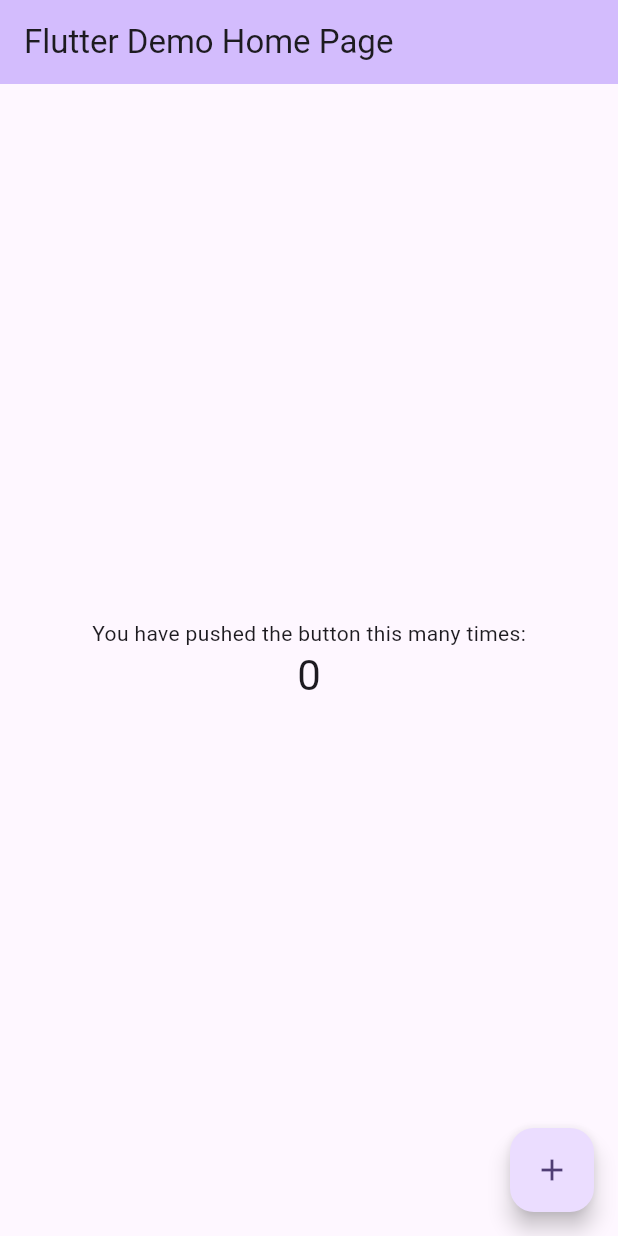
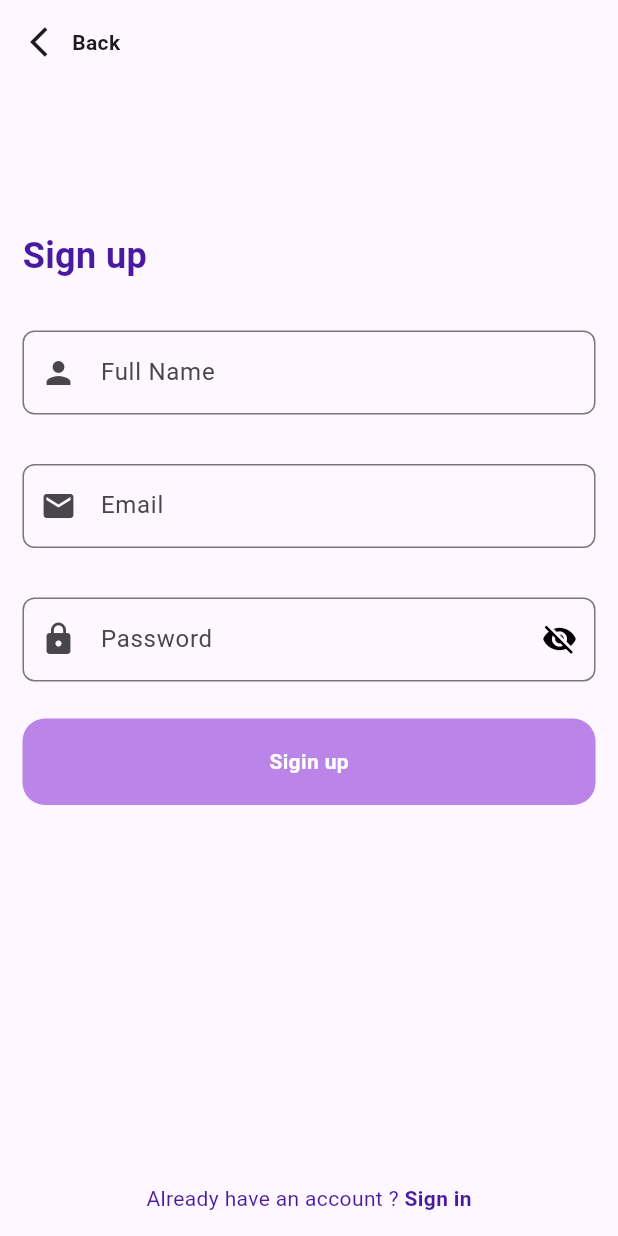
Before and after one commit to Darjidev555/movie, a Flutter app: the screen it shows after launch, on a phone screen of 412 x 824 dp. Run offline on Flutter 3.47's test engine with Material 3 defaults, Android fonts, the phone set to English and light mode, and no system bars; our stand-ins replace firebase_core, flutter_dotenv, get; accounts and stored records are empty.

Commit message:
Initial commit

```diff
--- a/lib/main.dart
+++ b/lib/main.dart
@@ -1,6 +1,9 @@
 import 'package:firebase_core/firebase_core.dart';
 import 'package:flutter/material.dart';
 import 'package:flutter_dotenv/flutter_dotenv.dart';
+import 'package:get/get.dart';
+import 'package:movie/screens/login/login_screen.dart';
+import 'package:movie/screens/signup/signup_screen.dart';
 
 void main() async {
   WidgetsFlutterBinding.ensureInitialized();
@@ -23,101 +26,14 @@ class MyApp extends StatelessWidget {
   // This widget is the root of your application.
   @override
   Widget build(BuildContext context) {
-    return MaterialApp(
+    return GetMaterialApp(
+      debugShowCheckedModeBanner: false,
       title: 'Flutter Demo',
       theme: ThemeData(
         colorScheme: ColorScheme.fromSeed(seedColor: Colors.deepPurple),
         useMaterial3: true,
       ),
-      home: const MyHomePage(title: 'Flutter Demo Home Page'),
-    );
-  }
-}
-
-class MyHomePage extends StatefulWidget {
-  const MyHomePage({super.key, required this.title});
-
-  // This widget is the home page of your application. It is stateful, meaning
-  // that it has a State object (defined below) that contains fields that affect
-  // how it looks.
-
-  // This class is the configuration for the state. It holds the values (in this
-  // case the title) provided by the parent (in this case the App widget) and
-  // used by the build method of the State. Fields in a Widget subclass are
-  // always marked "final".
-
-  final String title;
-
-  @override
-  State<MyHomePage> createState() => _MyHomePageState();
-}
-
-class _MyHomePageState extends State<MyHomePage> {
-  int _counter = 0;
-
-  void _incrementCounter() {
-    setState(() {
-      // This call to setState tells the Flutter framework that something has
-      // changed in this State, which causes it to rerun the build method below
-      // so that the display can reflect the updated values. If we changed
-      // _counter without calling setState(), then the build method would not be
-      // called again, and so nothing would appear to happen.
-      _counter++;
-    });
-  }
-
-  @override
-  Widget build(BuildContext context) {
-    // This method is rerun every time setState is called, for instance as done
-    // by the _incrementCounter method above.
-    //
-    // The Flutter framework has been optimized to make rerunning build methods
-    // fast, so that you can just rebuild anything that needs updating rather
-    // than having to individually change instances of widgets.
-    return Scaffold(
-      appBar: AppBar(
-        // TRY THIS: Try changing the color here to a specific color (to
-        // Colors.amber, perhaps?) and trigger a hot reload to see the AppBar
-        // change color while the other colors stay the same.
-        backgroundColor: Theme.of(context).colorScheme.inversePrimary,
-        // Here we take the value from the MyHomePage object that was created by
-        // the App.build method, and use it to set our appbar title.
-        title: Text(widget.title),
-      ),
-      body: Center(
-        // Center is a layout widget. It takes a single child and positions it
-        // in the middle of the parent.
-        child: Column(
-          // Column is also a layout widget. It takes a list of children and
-          // arranges them vertically. By default, it sizes itself to fit its
-          // children horizontally, and tries to be as tall as its parent.
-          //
-          // Column has various properties to control how it sizes itself and
-          // how it positions its children. Here we use mainAxisAlignment to
-          // center the children vertically; the main axis here is the vertical
-          // axis because Columns are vertical (the cross axis would be
-          // horizontal).
-          //
-          // TRY THIS: Invoke "debug painting" (choose the "Toggle Debug Paint"
-          // action in the IDE, or press "p" in the console), to see the
-          // wireframe for each widget.
-          mainAxisAlignment: MainAxisAlignment.center,
-          children: <Widget>[
-            const Text(
-              'You have pushed the button this many times:',
-            ),
-            Text(
-              '$_counter',
-              style: Theme.of(context).textTheme.headlineMedium,
-            ),
-          ],
-        ),
-      ),
-      floatingActionButton: FloatingActionButton(
-        onPressed: _incrementCounter,
-        tooltip: 'Increment',
-        child: const Icon(Icons.add),
-      ), // This trailing comma makes auto-formatting nicer for build methods.
+      home: SignupScreen(),
     );
   }
 }
--- /dev/null
+++ b/lib/screens/login/passwordcontroller.dart
@@ -0,0 +1,9 @@
+import 'package:get/get.dart';
+
+class PasswordController extends GetxController {
+  var obscureText = true.obs;
+
+  void toggleVisibility() {
+    obscureText.value = !obscureText.value;
+  }
+}
--- /dev/null
+++ b/lib/screens/signup/signup_screen.dart
@@ -0,0 +1,159 @@
+import 'package:flutter/material.dart';
+import 'package:get/get.dart';
+import 'package:get/get_state_manager/get_state_manager.dart';
+import 'package:movie/screens/login/login_screen.dart';
+import 'package:movie/screens/login/passwordcontroller.dart';
+import 'package:movie/widget/commantextfiledwidget.dart';
+import 'package:movie/widget/commantextwidget.dart';
+
+class SignupScreen extends StatelessWidget {
+  const SignupScreen({super.key});
+
+  @override
+  Widget build(BuildContext context) {
+    final PasswordController controller = Get.put(PasswordController());
+    double screenWidth = MediaQuery.of(context).size.width;
+    double screenHeight = MediaQuery.of(context).size.height;
+    return Scaffold(
+      appBar: AppBar(
+          leadingWidth: screenWidth * 1,
+          leading: InkWell(
+            onTap: () {
+              Get.back();
+            },
+            child: Row(
+              children: [
+                SizedBox(
+                  width: 20,
+                ),
+                Icon(Icons.arrow_back_ios),
+                Padding(
+                  padding: const EdgeInsets.only(left: 4.0),
+                  child: CommonTextWidget(
+                    text: "Back",
+                    fontWeight: FontWeight.bold,
+                  ),
+                ),
+              ],
+            ),
+          )),
+      body: Padding(
+        padding: const EdgeInsets.all(15.0),
+        child: Column(
+          crossAxisAlignment: CrossAxisAlignment.start,
+          children: [
+            SizedBox(
+              height: screenHeight * 0.1,
+            ),
+            CommonTextWidget(
+              text: "Sign up",
+              fontSize: 24,
+              color: Color(0xff471AA0),
+              fontWeight: FontWeight.bold,
+            ),
+            SizedBox(
+              height: screenHeight * 0.04,
+            ),
+            CommonTextFieldWidget(
+              customDecoration: InputDecoration(
+                hintText: "Full Name",
+                //hintStyle: TextStyle(color:Color(0xff000000) ),
+                prefixIcon: Icon(Icons.person),
+                border: OutlineInputBorder(
+                  borderSide: BorderSide(color: Color(0xff9747FF), width: 1.0),
+                  borderRadius: BorderRadius.circular(8.0),
+                ),
+                focusedBorder: OutlineInputBorder(
+                  borderSide: BorderSide(color: Color(0xff9747FF), width: 2.0),
+                ),
+              ),
+            ),
+            SizedBox(
+              height: screenHeight * 0.04,
+            ),
+            CommonTextFieldWidget(
+              customDecoration: InputDecoration(
+                hintText: "Email",
+                //hintStyle: TextStyle(color:Color(0xff000000) ),
+                prefixIcon: Icon(Icons.email),
+                border: OutlineInputBorder(
+                  borderSide: BorderSide(color: Color(0xff9747FF), width: 1.0),
+                  borderRadius: BorderRadius.circular(8.0),
+                ),
+                focusedBorder: OutlineInputBorder(
+                  borderSide: BorderSide(color: Color(0xff9747FF), width: 2.0),
+                ),
+              ),
+            ),
+            SizedBox(
+              height: screenHeight * 0.04,
+            ),
+            Obx(
+              () => CommonTextFieldWidget(
+                isPassword: controller.obscureText.value,
+                prefixIcon: Icon(Icons.lock, color: Colors.purple),
+                customDecoration: InputDecoration(
+                    hintText: "Password",
+                    prefixIcon: Icon(
+                      Icons.lock,
+                    ),
+                    suffixIcon: IconButton(
+                      icon: Icon(
+                        controller.obscureText.value
+                            ? Icons.visibility_off
+                            : Icons.visibility,
+                        color: Colors.black,
+                      ),
+                      onPressed: controller.toggleVisibility,
+                    ),
+                    border: OutlineInputBorder(
+                      borderSide:
+                          BorderSide(color: Color(0xff9747FF), width: 1.0),
+                      borderRadius: BorderRadius.circular(8.0),
+                    )),
+              ),
+            ),
+            SizedBox(
+              height: screenHeight * 0.03,
+            ),
+            Container(
+              height: screenHeight * 0.07,
+              decoration: BoxDecoration(
+                  color: Color(0xffBB84E8),
+                  borderRadius: BorderRadius.circular(15)),
+              child: Center(
+                child: CommonTextWidget(
+                  text: "Sigin up",
+                  color: Colors.white,
+                  fontWeight: FontWeight.bold,
+                ),
+              ),
+            ),
+            SizedBox(
+              height: screenHeight * 0.08,
+            ),
+            Spacer(),
+            Row(
+              mainAxisAlignment: MainAxisAlignment.center,
+              children: [
+                CommonTextWidget(
+                    text: "Already have an account ? ",
+                    color: Color(0xff471AA0)),
+                InkWell(
+                  onTap: () {
+                    Get.to(LoginScreen());
+                  },
+                  child: CommonTextWidget(
+                    text: "Sign in",
+                    color: Color(0xff471AA0),
+                    fontWeight: FontWeight.bold,
+                  ),
+                )
+              ],
+            )
+          ],
+        ),
+      ),
+    );
+  }
+}
--- /dev/null
+++ b/lib/widget/commantextfiledwidget.dart
@@ -0,0 +1,91 @@
+import 'package:flutter/material.dart';
+
+class CommonTextFieldWidget extends StatelessWidget {
+  final TextEditingController? controller;
+  final String? hintText;
+  final String? labelText;
+  final Widget? prefixIcon;
+  final Widget? suffixIcon;
+  final Icon? leadingIcon;
+  final bool isPassword;
+  final TextInputType? keyboardType;
+  final TextInputAction? textInputAction;
+  final int? maxLength;
+  final int? maxLines;
+  final bool readOnly;
+  final Function(String)? onChanged;
+  final String? Function(String?)? validator;
+  final Function()? onTap;
+  final InputDecoration? customDecoration;
+  final Color? borderColor;
+  final Color? focusedBorderColor;
+  final Color? errorBorderColor;
+  final Color? enabledBorderColor;
+
+  const CommonTextFieldWidget({
+    Key? key,
+    this.controller,
+    this.hintText,
+    this.labelText,
+    this.prefixIcon,
+    this.suffixIcon,
+    this.leadingIcon,
+    this.isPassword = false,
+    this.keyboardType,
+    this.textInputAction,
+    this.maxLength,
+    this.maxLines = 1,
+    this.readOnly = false,
+    this.onChanged,
+    this.validator,
+    this.onTap,
+    this.customDecoration,
+    this.borderColor = Colors.grey,
+    this.focusedBorderColor = Colors.blue,
+    this.errorBorderColor = Colors.red,
+    this.enabledBorderColor = Colors.grey,
+  }) : super(key: key);
+
+  @override
+  Widget build(BuildContext context) {
+    return Row(
+      children: [
+        if (leadingIcon != null) leadingIcon!,
+        Expanded(
+          child: TextFormField(
+            controller: controller,
+            obscureText: isPassword,
+            keyboardType: keyboardType,
+            textInputAction: textInputAction,
+            maxLength: maxLength,
+            maxLines: maxLines,
+            readOnly: readOnly,
+            onChanged: onChanged,
+            validator: validator,
+            onTap: onTap,
+            decoration: customDecoration ??
+                InputDecoration(
+                  hintText: hintText,
+                  labelText: labelText,
+                  prefixIcon: prefixIcon,
+                  suffixIcon: suffixIcon,
+                  border: OutlineInputBorder(
+                    borderSide: BorderSide(color: borderColor!, width: 1.0),
+                    borderRadius: BorderRadius.circular(8.0),
+                  ),
+                  focusedBorder: OutlineInputBorder(
+                    borderSide: BorderSide(color: focusedBorderColor!, width: 2.0),
+                  ),
+                  errorBorder: OutlineInputBorder(
+                    borderSide: BorderSide(color: errorBorderColor!, width: 2.0),
+                  ),
+                  enabledBorder: OutlineInputBorder(
+                    borderSide: BorderSide(color: enabledBorderColor!, width: 1.0),
+                  ),
+                ),
+          ),
+        ),
+      ],
+    );
+  }
+}
--- /dev/null
+++ b/lib/widget/commantextwidget.dart
@@ -0,0 +1,54 @@
+import 'package:flutter/material.dart';
+
+class CommonTextWidget extends StatelessWidget {
+  final String text;
+  final Color? color;
+  final double? fontSize;
+  final FontWeight? fontWeight;
+  final TextAlign? textAlign;
+  final TextOverflow? overflow;
+  final int? maxLines;
+  final double? letterSpacing;
+  final double? wordSpacing;
+  final FontStyle? fontStyle;
+  final TextDecoration? decoration;
+  final TextStyle? customStyle;
+  final String? fontFamily; // Added fontFamily parameter
+
+  const CommonTextWidget({
+    Key? key,
+    required this.text,
+    this.color,
+    this.fontSize,
+    this.fontWeight,
+    this.textAlign,
+    this.overflow,
+    this.maxLines,
+    this.letterSpacing,
+    this.wordSpacing,
+    this.fontStyle,
+    this.decoration,
+    this.customStyle,
+    this.fontFamily, // Added fontFamily parameter
+  }) : super(key: key);
+
+  @override
+  Widget build(BuildContext context) {
+    return Text(
+      text,
+      textAlign: textAlign,
+      overflow: overflow,
+      maxLines: maxLines,
+      style: customStyle ?? TextStyle(
+        color: color,
+        fontSize: fontSize,
+        fontWeight: fontWeight,
+        letterSpacing: letterSpacing,
+        wordSpacing: wordSpacing,
+        fontStyle: fontStyle,
+        decoration: decoration,
+        fontFamily: fontFamily, // Apply fontFamily here
+      ),
+    );
+  }
+}
```
Also changed, not shown: lib/screens/login/login_screen.dart (added, +165 -0 lines), assets/images/Vector.png (added), assets/images/googlelogo.png (added), assets/images/logo-no-background 1@2x.png (added).
